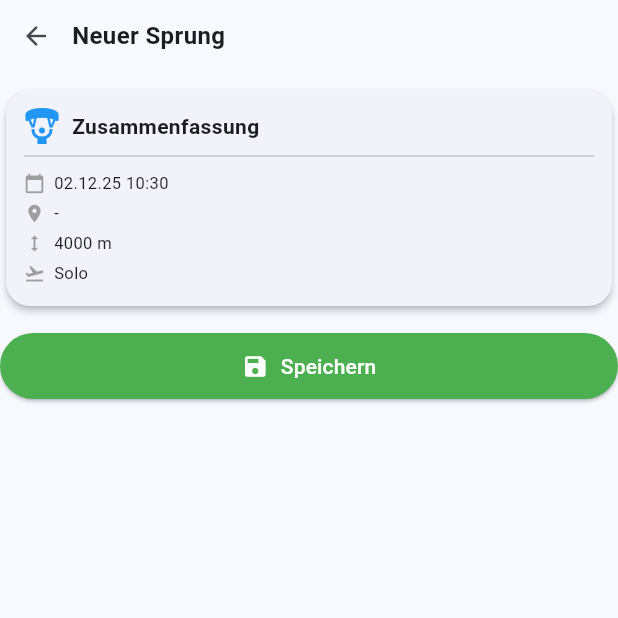
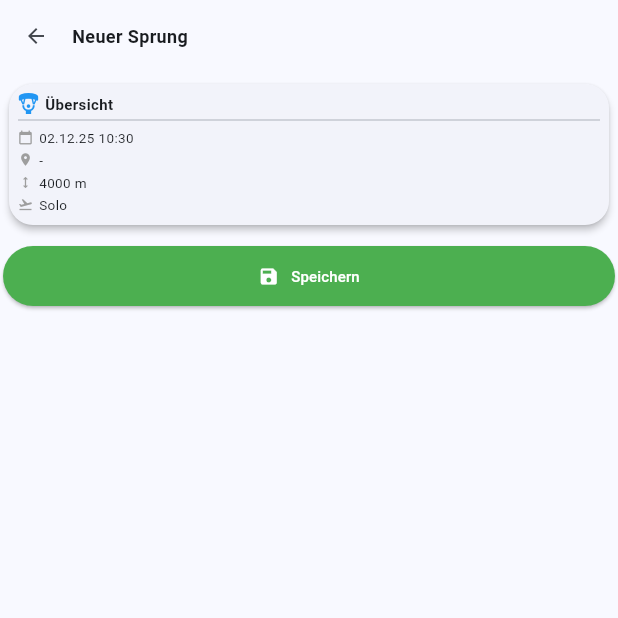
Before and after one commit to damiansze/Skydive-Tracker, a Flutter app: the WearAddJumpScreen screen opened directly, swiped to page 3, on a phone screen of 412 x 824 dp, the top half of it. Run offline on Flutter 3.47's test engine with Material 3 defaults, Android fonts, the phone set to English and light mode, and no system bars; our stand-ins replace flutter_map, flutter_riverpod, geocoding, geolocator, image_picker, latlong2 and 1 more.

Commit message:
wearOS einbindung

```diff
--- a/frontend/lib/screens/wear_os/wear_add_jump_screen.dart
+++ b/frontend/lib/screens/wear_os/wear_add_jump_screen.dart
@@ -44,7 +44,16 @@ class _WearAddJumpScreenState extends ConsumerState<WearAddJumpScreen> {
     setState(() => _isLoading = true);
 
     try {
-      bool serviceEnabled = await Geolocator.isLocationServiceEnabled();
+      // Try to check if location service is enabled
+      // Note: This API may not be supported on WearOS, so we catch exceptions
+      bool serviceEnabled = true;
+      try {
+        serviceEnabled = await Geolocator.isLocationServiceEnabled();
+      } catch (e) {
+        // isLocationServiceEnabled not supported on WearOS, assume enabled
+        debugPrint('Location service check not supported: $e');
+      }
+
       if (!serviceEnabled) {
         setState(() => _isLoading = false);
         return;
@@ -59,7 +68,12 @@ class _WearAddJumpScreenState extends ConsumerState<WearAddJumpScreen> {
         }
       }
 
-      Position position = await Geolocator.getCurrentPosition();
+      Position position = await Geolocator.getCurrentPosition(
+        desiredAccuracy: LocationAccuracy.medium,
+      ).timeout(
+        const Duration(seconds: 10),
+        onTimeout: () => throw Exception('Location timeout'),
+      );
       _latitude = position.latitude;
       _longitude = position.longitude;
 
@@ -77,6 +91,7 @@ class _WearAddJumpScreenState extends ConsumerState<WearAddJumpScreen> {
         _fetchWeather();
       }
     } catch (e) {
+      debugPrint('Error getting location: $e');
       if (mounted) setState(() => _isLoading = false);
     }
   }
@@ -200,66 +215,70 @@ class _WearAddJumpScreenState extends ConsumerState<WearAddJumpScreen> {
   // Step 1: Date, Time, Location
   Widget _buildStep1DateLocation() {
     return SingleChildScrollView(
+      padding: const EdgeInsets.symmetric(horizontal: 2),
       child: Column(
         children: [
           // Date
           WearCard(
             onTap: _selectDate,
+            padding: const EdgeInsets.all(8),
             child: Row(
               children: [
-                const Icon(Icons.calendar_today, size: 20),
-                const SizedBox(width: 8),
+                const Icon(Icons.calendar_today, size: 14),
+                const SizedBox(width: 6),
                 Column(
                   crossAxisAlignment: CrossAxisAlignment.start,
                   children: [
-                    const Text('Datum', style: TextStyle(fontSize: 10)),
+                    const Text('Datum', style: TextStyle(fontSize: 8)),
                     Text(
                       DateFormat('dd.MM.yyyy').format(_selectedDate),
-                      style: const TextStyle(fontWeight: FontWeight.bold),
+                      style: const TextStyle(fontWeight: FontWeight.bold, fontSize: 11),
                     ),
                   ],
                 ),
               ],
             ),
           ),
-          const SizedBox(height: 8),
+          const SizedBox(height: 4),
 
           // Time
           WearCard(
             onTap: _selectTime,
+            padding: const EdgeInsets.all(8),
             child: Row(
               children: [
-                const Icon(Icons.access_time, size: 20),
-                const SizedBox(width: 8),
+                const Icon(Icons.access_time, size: 14),
+                const SizedBox(width: 6),
                 Column(
                   crossAxisAlignment: CrossAxisAlignment.start,
                   children: [
-                    const Text('Zeit', style: TextStyle(fontSize: 10)),
+                    const Text('Zeit', style: TextStyle(fontSize: 8)),
                     Text(
                       _selectedTime.format(context),
-                      style: const TextStyle(fontWeight: FontWeight.bold),
+                      style: const TextStyle(fontWeight: FontWeight.bold, fontSize: 11),
                     ),
                   ],
                 ),
               ],
             ),
           ),
-          const SizedBox(height: 8),
+          const SizedBox(height: 4),
 
           // Location
           WearCard(
+            padding: const EdgeInsets.all(8),
             child: Row(
               children: [
-                const Icon(Icons.location_on, size: 20, color: Colors.red),
-                const SizedBox(width: 8),
+                const Icon(Icons.location_on, size: 14, color: Colors.red),
+                const SizedBox(width: 6),
                 Expanded(
                   child: Column(
                     crossAxisAlignment: CrossAxisAlignment.start,
                     children: [
-                      const Text('Ort', style: TextStyle(fontSize: 10)),
+                      const Text('Ort', style: TextStyle(fontSize: 8)),
                       Text(
                         _location.isEmpty ? 'Wird ermittelt...' : _location,
-                        style: const TextStyle(fontWeight: FontWeight.bold, fontSize: 12),
+                        style: const TextStyle(fontWeight: FontWeight.bold, fontSize: 9),
                         overflow: TextOverflow.ellipsis,
                         maxLines: 2,
                       ),
@@ -270,8 +289,8 @@ class _WearAddJumpScreenState extends ConsumerState<WearAddJumpScreen> {
             ),
           ),
 
-          const SizedBox(height: 16),
-          const Text('Wische nach links →', style: TextStyle(fontSize: 10)),
+          const SizedBox(height: 8),
+          const Text('Wische →', style: TextStyle(fontSize: 8)),
         ],
       ),
     );
@@ -280,67 +299,73 @@ class _WearAddJumpScreenState extends ConsumerState<WearAddJumpScreen> {
   // Step 2: Altitude and Type
   Widget _buildStep2Details() {
     return SingleChildScrollView(
+      padding: const EdgeInsets.symmetric(horizontal: 2),
       child: Column(
         children: [
-          // Altitude with +/- buttons
+          // Altitude with +/- buttons - compact
           WearCard(
+            padding: const EdgeInsets.all(6),
             child: Column(
               children: [
-                const Text('Höhe', style: TextStyle(fontSize: 12)),
-                const SizedBox(height: 4),
+                const Text('Höhe', style: TextStyle(fontSize: 9)),
                 Row(
                   mainAxisAlignment: MainAxisAlignment.center,
                   children: [
                     IconButton(
-                      icon: const Icon(Icons.remove_circle, size: 32),
+                      icon: const Icon(Icons.remove_circle, size: 22),
                       onPressed: () => _adjustAltitude(-100),
                       color: Colors.red,
+                      padding: EdgeInsets.zero,
+                      constraints: const BoxConstraints(minWidth: 28, minHeight: 28),
                     ),
                     Text(
                       '$_altitude m',
                       style: const TextStyle(
-                        fontSize: 24,
+                        fontSize: 16,
                         fontWeight: FontWeight.bold,
                       ),
                     ),
                     IconButton(
-                      icon: const Icon(Icons.add_circle, size: 32),
+                      icon: const Icon(Icons.add_circle, size: 22),
                       onPressed: () => _adjustAltitude(100),
                       color: Colors.green,
+                      padding: EdgeInsets.zero,
+                      constraints: const BoxConstraints(minWidth: 28, minHeight: 28),
                     ),
                   ],
                 ),
               ],
             ),
           ),
-          const SizedBox(height: 8),
+          const SizedBox(height: 4),
 
-          // Jump Type
+          // Jump Type - compact
           WearCard(
+            padding: const EdgeInsets.all(6),
             child: Column(
               children: [
-                const Text('Sprungtyp', style: TextStyle(fontSize: 12)),
-                const SizedBox(height: 8),
+                const Text('Sprungtyp', style: TextStyle(fontSize: 9)),
+                const SizedBox(height: 4),
                 Wrap(
-                  spacing: 4,
-                  runSpacing: 4,
+                  spacing: 2,
+                  runSpacing: 2,
                   alignment: WrapAlignment.center,
                   children: JumpType.values.take(4).map((type) {
                     final isSelected = _jumpType == type;
                     return GestureDetector(
                       onTap: () => setState(() => _jumpType = type),
                       child: Container(
-                        padding: const EdgeInsets.symmetric(horizontal: 8, vertical: 4),
+                        padding: const EdgeInsets.symmetric(horizontal: 5, vertical: 2),
                         decoration: BoxDecoration(
                           color: isSelected
                               ? Theme.of(context).colorScheme.primary
                               : Theme.of(context).colorScheme.surfaceContainerHighest,
-                          borderRadius: BorderRadius.circular(12),
+                          borderRadius: BorderRadius.circular(8),
                         ),
                         child: Text(
                           type.displayName,
                           style: TextStyle(
-                            fontSize: 10,
+                            fontSize: 8,
                             color: isSelected ? Colors.white : null,
                             fontWeight: isSelected ? FontWeight.bold : null,
                           ),
@@ -353,8 +378,8 @@ class _WearAddJumpScreenState extends ConsumerState<WearAddJumpScreen> {
             ),
           ),
 
-          const SizedBox(height: 16),
-          const Text('← Zurück | Weiter →', style: TextStyle(fontSize: 10)),
+          const SizedBox(height: 8),
+          const Text('← | →', style: TextStyle(fontSize: 8)),
         ],
       ),
     );
@@ -363,21 +388,23 @@ class _WearAddJumpScreenState extends ConsumerState<WearAddJumpScreen> {
   // Step 3: Summary and Save
   Widget _buildStep3Summary() {
     return SingleChildScrollView(
+      padding: const EdgeInsets.symmetric(horizontal: 2),
       child: Column(
         children: [
-          // Summary Card
+          // Summary Card - compact
           WearCard(
+            padding: const EdgeInsets.all(6),
             child: Column(
               crossAxisAlignment: CrossAxisAlignment.start,
               children: [
                 Row(
                   children: [
-                    const Icon(Icons.paragliding, size: 24, color: Colors.blue),
-                    const SizedBox(width: 8),
-                    const Text('Zusammenfassung', style: TextStyle(fontWeight: FontWeight.bold)),
+                    const Icon(Icons.paragliding, size: 14, color: Colors.blue),
+                    const SizedBox(width: 4),
+                    const Text('Übersicht', style: TextStyle(fontWeight: FontWeight.bold, fontSize: 10)),
                   ],
                 ),
-                const Divider(),
+                const Divider(height: 8),
                 _buildSummaryRow(Icons.calendar_today, DateFormat('dd.MM.yy HH:mm').format(
                   DateTime(
                     _selectedDate.year,
@@ -391,7 +418,7 @@ class _WearAddJumpScreenState extends ConsumerState<WearAddJumpScreen> {
                 _buildSummaryRow(Icons.height, '$_altitude m'),
                 _buildSummaryRow(Icons.flight_takeoff, _jumpType.displayName),
                 if (_weather != null && _weather!.hasData) ...[
-                  const Divider(),
+                  const Divider(height: 6),
                   _buildSummaryRow(
                     Icons.thermostat,
                     '${_weather!.temperatureCelsius?.toStringAsFixed(0) ?? '-'}°C',
@@ -405,25 +432,25 @@ class _WearAddJumpScreenState extends ConsumerState<WearAddJumpScreen> {
               ],
             ),
           ),
-          const SizedBox(height: 12),
+          const SizedBox(height: 6),
 
-          // Save Button
+          // Save Button - compact
           SizedBox(
             width: double.infinity,
             child: ElevatedButton.icon(
               onPressed: _isSaving ? null : _saveJump,
               icon: _isSaving
                   ? const SizedBox(
-                      width: 16,
-                      height: 16,
+                      width: 12,
+                      height: 12,
                       child: CircularProgressIndicator(strokeWidth: 2),
                     )
-                  : const Icon(Icons.save, size: 18),
-              label: Text(_isSaving ? 'Speichern...' : 'Speichern'),
+                  : const Icon(Icons.save, size: 14),
+              label: Text(_isSaving ? '...' : 'Speichern', style: const TextStyle(fontSize: 10)),
               style: ElevatedButton.styleFrom(
                 backgroundColor: Colors.green,
                 foregroundColor: Colors.white,
-                padding: const EdgeInsets.symmetric(vertical: 12),
+                padding: const EdgeInsets.symmetric(vertical: 8),
               ),
             ),
           ),
@@ -434,15 +461,15 @@ class _WearAddJumpScreenState extends ConsumerState<WearAddJumpScreen> {
 
   Widget _buildSummaryRow(IconData icon, String value) {
     return Padding(
-      padding: const EdgeInsets.symmetric(vertical: 2),
+      padding: const EdgeInsets.symmetric(vertical: 1),
       child: Row(
         children: [
-          Icon(icon, size: 14, color: Colors.grey),
-          const SizedBox(width: 6),
+          Icon(icon, size: 10, color: Colors.grey),
+          const SizedBox(width: 4),
           Expanded(
             child: Text(
               value,
-              style: const TextStyle(fontSize: 11),
+              style: const TextStyle(fontSize: 9),
               overflow: TextOverflow.ellipsis,
             ),
           ),
--- a/frontend/lib/widgets/wear_os/wear_scaffold.dart
+++ b/frontend/lib/widgets/wear_os/wear_scaffold.dart
@@ -38,20 +38,20 @@ class WearScaffold extends StatelessWidget {
               padding: EdgeInsets.all(roundPadding),
               child: Column(
                 children: [
-                  // Title bar if provided
+                  // Title bar if provided - compact for WearOS
                   if (title != null || showBackButton)
                     Padding(
-                      padding: const EdgeInsets.only(bottom: 8),
+                      padding: const EdgeInsets.only(bottom: 4),
                       child: Row(
                         children: [
                           if (showBackButton)
                             IconButton(
-                              icon: const Icon(Icons.arrow_back, size: 20),
+                              icon: const Icon(Icons.arrow_back, size: 16),
                               onPressed: onBackPressed ?? () => Navigator.of(context).pop(),
                               padding: EdgeInsets.zero,
                               constraints: const BoxConstraints(
-                                minWidth: 32,
-                                minHeight: 32,
+                                minWidth: 24,
+                                minHeight: 24,
                               ),
                             ),
                           if (title != null)
@@ -59,7 +59,7 @@ class WearScaffold extends StatelessWidget {
                               child: Text(
                                 title!,
                                 style: const TextStyle(
-                                  fontSize: 16,
+                                  fontSize: 12,
                                   fontWeight: FontWeight.bold,
                                 ),
                                 textAlign: showBackButton ? TextAlign.left : TextAlign.center,
```
Also changed, not shown: frontend/lib/screens/wear_os/wear_home_screen.dart (+21 -15 lines), frontend/lib/screens/wear_os/wear_profile_screen.dart (+75 -86 lines), frontend/lib/screens/wear_os/wear_settings_screen.dart (+35 -35 lines), frontend/lib/screens/wear_os/wear_statistics_screen.dart (+48 -54 lines).
